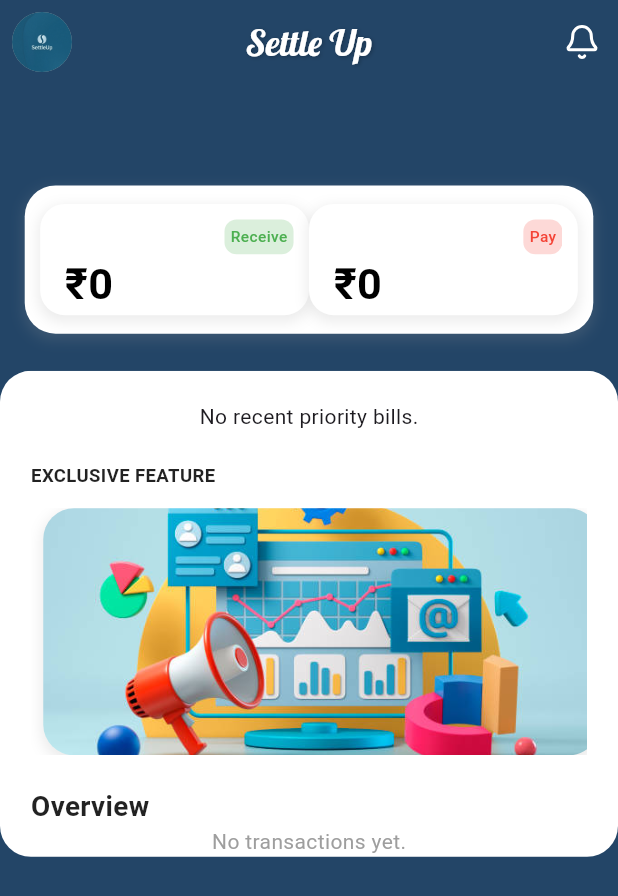
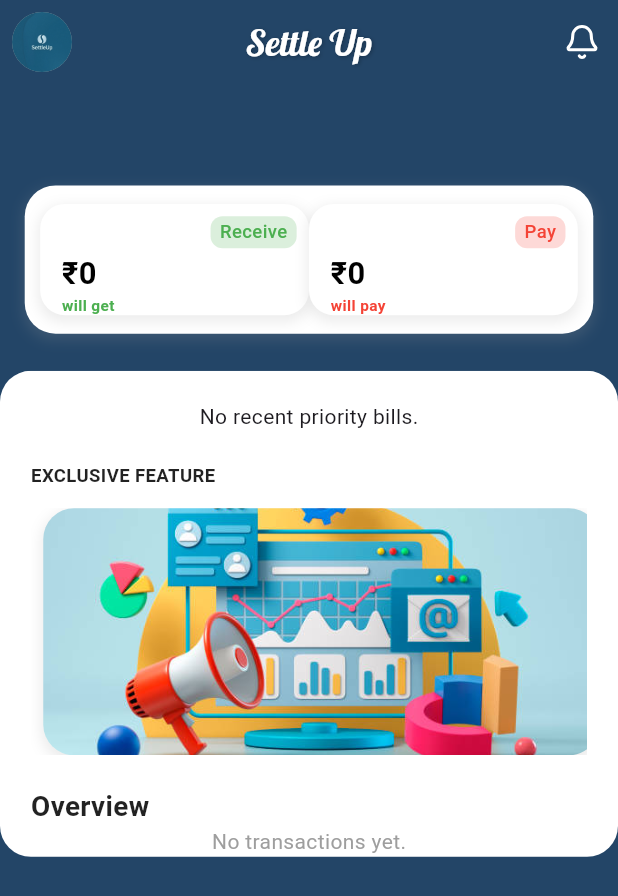
Before and after one commit to deepankar0611/split_wise, a Flutter app: the HomeScreen screen opened directly with empty values, on a phone screen of 412 x 824 dp. Shown: the top 896 px of the screen. Run offline on Flutter 3.47's test engine with Material 3 defaults, Android fonts, the phone set to English and light mode, and no system bars; our stand-ins replace animate_do, cached_network_image, cloud_firestore, device_preview, firebase_auth, firebase_core and 16 more; accounts and stored records are empty; project files that could hold a hidden picture were left out.

Commit message:
added some changes

```diff
--- a/lib/Home screen/home_screen.dart
+++ b/lib/Home screen/home_screen.dart
@@ -49,14 +49,6 @@ class _HomeScreenState extends State<HomeScreen> {
     "Entertainment": {"icon": LucideIcons.film, "color": Colors.purple},
     "Utilities": {"icon": LucideIcons.lightbulb, "color": Colors.blueGrey},
     "Others": {"icon": LucideIcons.circleDollarSign, "color": Colors.grey},
-  };
-
-  final Map<String, Map<String, dynamic>> serviceIcons = {
-    "Swiggy": {"icon": LucideIcons.fastForward, "color": Colors.orange},
-    "Zepto": {"icon": LucideIcons.zap, "color": Colors.purple},
-    "Instamart": {"icon": LucideIcons.shoppingBag, "color": Colors.deepPurple},
-    "Blinkit": {"icon": LucideIcons.clock, "color": Colors.yellow},
-    "Zomato": {"icon": LucideIcons.utensils, "color": Colors.red},
   };
 
   @override
@@ -280,7 +272,7 @@ class _HomeScreenState extends State<HomeScreen> {
         );
       },
       child: Container(
-        padding: EdgeInsets.all(screenWidth * 0.025),
+        padding: EdgeInsets.all(screenWidth * 0.02), // Reduced padding
         decoration: BoxDecoration(
           color: Colors.white,
           borderRadius: BorderRadius.circular(screenWidth * 0.04),
@@ -288,9 +280,6 @@ class _HomeScreenState extends State<HomeScreen> {
             BoxShadow(color: Colors.grey.withOpacity(0.2), spreadRadius: 1, blurRadius: 7, offset: const Offset(0, 3)),
           ],
         ),
-        child: ConstrainedBox(
-          constraints: BoxConstraints(maxHeight: screenHeight * 0.15),
-          child: SingleChildScrollView(
         child: Column(
           mainAxisSize: MainAxisSize.min,
           crossAxisAlignment: CrossAxisAlignment.start,
@@ -298,31 +287,45 @@ class _HomeScreenState extends State<HomeScreen> {
             Align(
               alignment: Alignment.topRight,
               child: Container(
-                    padding: EdgeInsets.symmetric(horizontal: screenWidth * 0.01, vertical: screenHeight * 0.005),
+                padding: EdgeInsets.symmetric(horizontal: screenWidth * 0.015, vertical: screenHeight * 0.002),
                 decoration: BoxDecoration(color: Colors.green.withOpacity(0.2), borderRadius: BorderRadius.circular(8)),
                 child: Text(
                   "Receive",
-                      style: TextStyle(color: Colors.green, fontWeight: FontWeight.w500, fontSize: screenWidth * 0.025),
+                  style: TextStyle(
+                    color: Colors.green,
+                    fontWeight: FontWeight.w500,
+                    fontSize: screenWidth * 0.03, // Reduced size
                   ),
+                ),
+              ),
+            ),
+            Padding(
+              padding: EdgeInsets.only(left: screenWidth * 0.015, top: screenHeight * 0.002),
+              child: Text(
+                "₹${amountToReceive.toInt()}",
+                style: TextStyle(
+                  fontSize: screenWidth * 0.05, // Reduced from 0.06
+                  fontWeight: FontWeight.bold,
+                  color: Colors.black,
+                ),
+                overflow: TextOverflow.ellipsis,
+                maxLines: 1,
               ),
             ),
             Padding(
               padding: EdgeInsets.only(left: screenWidth * 0.015),
               child: Text(
-                    "₹${amountToReceive.toInt()}",
-                    style: TextStyle(fontSize: screenWidth * 0.07, fontWeight: FontWeight.bold, color: Colors.black),
+                "will get",
+                style: TextStyle(
+                  color: Colors.green,
+                  fontWeight: FontWeight.w600,
+                  fontSize: screenWidth * 0.025, // Reduced from 0.03
                 ),
-                ),
-                Padding(
-                  padding: EdgeInsets.only(left: screenWidth * 0.015, bottom: screenHeight * 0.005),
-                  child: Text(
-                    "will get",
-                    style: TextStyle(color: Colors.green, fontWeight: FontWeight.w600, fontSize: screenWidth * 0.035),
+                overflow: TextOverflow.ellipsis,
+                maxLines: 1,
               ),
             ),
           ],
-            ),
-          ),
         ),
       ),
     );
@@ -339,17 +342,16 @@ class _HomeScreenState extends State<HomeScreen> {
           context,
           MaterialPageRoute(
             builder: (context) => ExpenseHistoryDetailedScreen(
-              isPayer: false,
+              isPayer: true,
               showFilter: '',
               splitId: '',
-              friendUid: '',
               sendFilter: '',
             ),
           ),
         );
       },
       child: Container(
-        padding: EdgeInsets.all(screenWidth * 0.025),
+        padding: EdgeInsets.all(screenWidth * 0.02), // Reduced padding
         decoration: BoxDecoration(
           color: Colors.white,
           borderRadius: BorderRadius.circular(screenWidth * 0.04),
@@ -362,9 +364,6 @@ class _HomeScreenState extends State<HomeScreen> {
             ),
           ],
         ),
-        child: ConstrainedBox(
-          constraints: BoxConstraints(maxHeight: screenHeight * 0.15),
-          child: SingleChildScrollView(
         child: Column(
           mainAxisSize: MainAxisSize.min,
           crossAxisAlignment: CrossAxisAlignment.start,
@@ -372,31 +371,45 @@ class _HomeScreenState extends State<HomeScreen> {
             Align(
               alignment: Alignment.topRight,
               child: Container(
-                    padding: EdgeInsets.symmetric(horizontal: screenWidth * 0.01, vertical: screenHeight * 0.005),
+                padding: EdgeInsets.symmetric(horizontal: screenWidth * 0.015, vertical: screenHeight * 0.002),
                 decoration: BoxDecoration(color: Colors.red.withOpacity(0.2), borderRadius: BorderRadius.circular(8)),
                 child: Text(
                   "Pay",
-                      style: TextStyle(color: Colors.red, fontWeight: FontWeight.w500, fontSize: screenWidth * 0.025),
+                  style: TextStyle(
+                    color: Colors.red,
+                    fontWeight: FontWeight.w500,
+                    fontSize: screenWidth * 0.03, // Reduced size
                   ),
+                ),
+              ),
+            ),
+            Padding(
+              padding: EdgeInsets.only(left: screenWidth * 0.015, top: screenHeight * 0.002),
+              child: Text(
+                "₹${amountToPay.toInt()}",
+                style: TextStyle(
+                  fontSize: screenWidth * 0.05, // Reduced from 0.06
+                  fontWeight: FontWeight.bold,
+                  color: Colors.black,
+                ),
+                overflow: TextOverflow.ellipsis,
+                maxLines: 1,
               ),
             ),
             Padding(
               padding: EdgeInsets.only(left: screenWidth * 0.015),
               child: Text(
-                    "₹${amountToPay.toInt()}",
-                    style: TextStyle(fontSize: screenWidth * 0.07, fontWeight: FontWeight.bold, color: Colors.black),
+                "will pay",
+                style: TextStyle(
+                  color: Colors.red,
+                  fontWeight: FontWeight.w600,
+                  fontSize: screenWidth * 0.025, // Reduced from 0.03
                 ),
-                ),
-                Padding(
-                  padding: EdgeInsets.only(left: screenWidth * 0.015, bottom: screenHeight * 0.005),
-                  child: Text(
-                    "will pay",
-                    style: TextStyle(color: Colors.red, fontWeight: FontWeight.w600, fontSize: screenWidth * 0.035),
+                overflow: TextOverflow.ellipsis,
+                maxLines: 1,
               ),
             ),
           ],
-            ),
-          ),
         ),
       ),
     );
@@ -465,7 +478,7 @@ class _HomeScreenState extends State<HomeScreen> {
                     BoxShadow(color: Colors.grey.withOpacity(0.2), spreadRadius: 1, blurRadius: 7, offset: const Offset(0, 3)),
                   ],
                 ),
-                height: screenHeight * 0.18,
+                height: screenHeight * 0.18, // Increased from 0.18 to 0.22 to fix previous overflow
                 child: ListView.builder(
                   scrollDirection: Axis.horizontal,
                   itemCount: snapshot.data!.docs.length,
--- a/pubspec.yaml
+++ b/pubspec.yaml
@@ -43,6 +43,7 @@ dependencies:
   googleapis_auth:
   flutter_spinkit: ^5.2.1
   url_launcher:
+  device_preview: ^1.2.0
 
 
 dev_dependencies:
```
Also changed, not shown: lib/Home screen/split details.dart (+48 -23 lines), lib/Profile/profile_overview.dart (+15 -9 lines), lib/main.dart (+8 -1 lines), lib/split/final_split_screen.dart (+37 -18 lines), pubspec.lock. Lines whose indentation alone changed are shown as unchanged.
